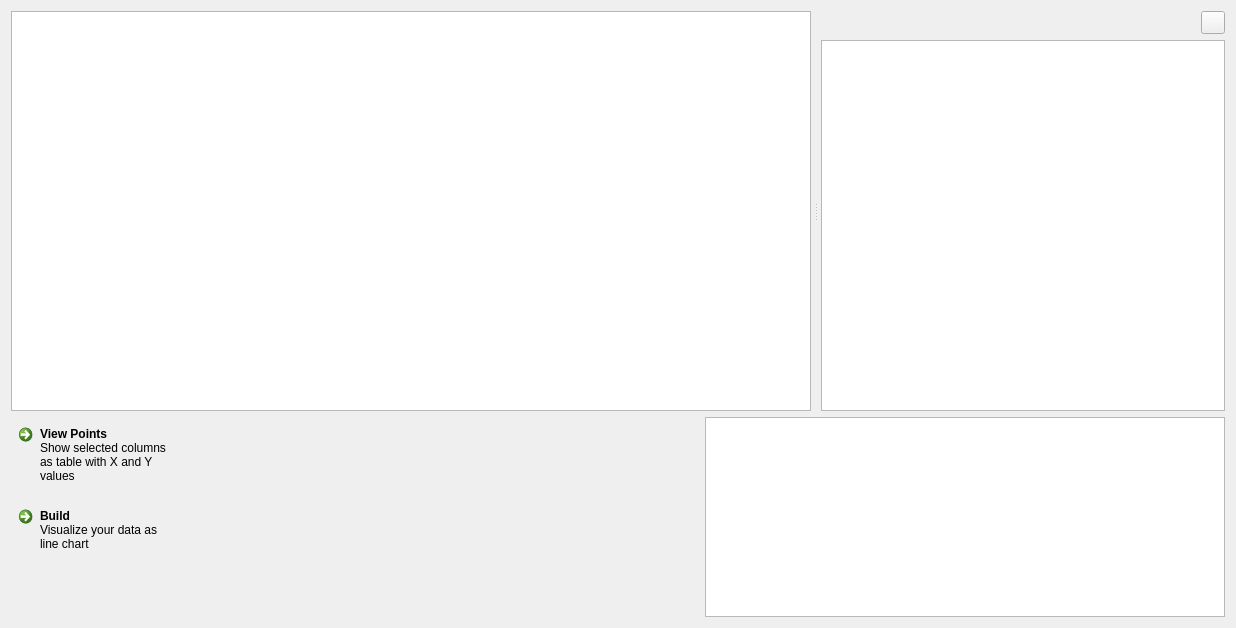
gurmaaan/DescriptorsView, file DescriptorsWidget/descriptorswidget.ui: the form before one commit.
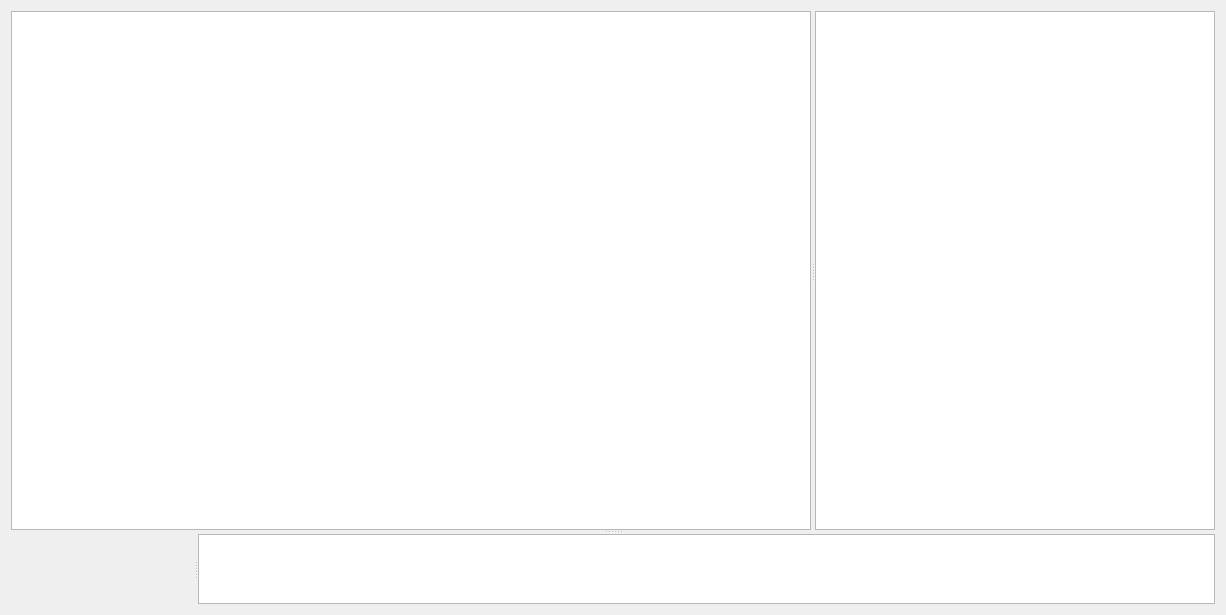
The form after the commit. Icons and pictures are not drawn. Custom widgets are drawn as their Qt base class.

Commit message: Управление моделью на интерфейсе перенесено в главное окно Исправлено выравнивание и пропорции всех элементов Добавлен интерфейс сравнения файлов (движок пока не работает)

The edit to the form file:
```diff
--- a/DescriptorsWidget/descriptorswidget.ui
+++ b/DescriptorsWidget/descriptorswidget.ui
@@ -6,8 +6,8 @@
    <rect>
     <x>0</x>
     <y>0</y>
-    <width>1236</width>
-    <height>628</height>
+    <width>1223</width>
+    <height>615</height>
    </rect>
   </property>
   <property name="windowTitle">
@@ -15,22 +15,26 @@
   </property>
   <layout class="QVBoxLayout" name="verticalLayout_3">
    <item>
-    <widget class="QSplitter" name="splitterTable">
-     <property name="autoFillBackground">
-      <bool>true</bool>
+    <widget class="QSplitter" name="splitter_3">
+     <property name="sizePolicy">
+      <sizepolicy hsizetype="Preferred" vsizetype="Minimum">
+       <horstretch>0</horstretch>
+       <verstretch>0</verstretch>
+      </sizepolicy>
      </property>
+     <property name="frameShape">
+      <enum>QFrame::NoFrame</enum>
+     </property>
+     <property name="orientation">
+      <enum>Qt::Vertical</enum>
+     </property>
+     <widget class="QSplitter" name="splitter">
      <property name="orientation">
       <enum>Qt::Horizontal</enum>
      </property>
-     <property name="opaqueResize">
-      <bool>false</bool>
-     </property>
-     <property name="handleWidth">
-      <number>10</number>
-     </property>
      <widget class="QTableView" name="tableViewObjects">
       <property name="sizePolicy">
-       <sizepolicy hsizetype="Maximum" vsizetype="Maximum">
+        <sizepolicy hsizetype="Preferred" vsizetype="Minimum">
         <horstretch>0</horstretch>
         <verstretch>0</verstretch>
        </sizepolicy>
@@ -41,6 +45,9 @@
         <height>400</height>
        </size>
       </property>
+       <property name="autoFillBackground">
+        <bool>true</bool>
+       </property>
       <property name="sizeAdjustPolicy">
        <enum>QAbstractScrollArea::AdjustToContentsOnFirstShow</enum>
       </property>
@@ -66,137 +73,69 @@
        <bool>false</bool>
       </property>
      </widget>
-     <widget class="QWidget" name="layoutWidget">
-      <layout class="QVBoxLayout" name="graphLayout">
-       <item>
-        <layout class="QHBoxLayout" name="graphToolsLayout">
-         <item>
-          <spacer name="graphToolsSpacer">
-           <property name="orientation">
-            <enum>Qt::Horizontal</enum>
-           </property>
-           <property name="sizeHint" stdset="0">
-            <size>
-             <width>40</width>
-             <height>20</height>
-            </size>
-           </property>
-          </spacer>
-         </item>
-         <item>
-          <widget class="QToolButton" name="maximizeGraphBtn">
-           <property name="toolTip">
-            <string>Maximize the graph to full screen in new window</string>
-           </property>
-           <property name="statusTip">
-            <string>Maximize the graph to full screen in new window</string>
-           </property>
-           <property name="whatsThis">
-            <string>Maximize the graph to full screen in new window</string>
-           </property>
-           <property name="text">
-            <string/>
-           </property>
-           <property name="icon">
-            <iconset resource="../sources.qrc">
-             <normaloff>:/icons/icons/full_screen_ic.png</normaloff>:/icons/icons/full_screen_ic.png</iconset>
-           </property>
-          </widget>
-         </item>
-        </layout>
-       </item>
-       <item>
         <widget class="QGraphicsView" name="graph">
+       <property name="sizePolicy">
+        <sizepolicy hsizetype="Preferred" vsizetype="Minimum">
+         <horstretch>0</horstretch>
+         <verstretch>0</verstretch>
+        </sizepolicy>
+       </property>
          <property name="minimumSize">
           <size>
            <width>400</width>
            <height>0</height>
           </size>
          </property>
-        </widget>
-       </item>
-      </layout>
+       <property name="acceptDrops">
+        <bool>false</bool>
+       </property>
+      </widget>
      </widget>
-    </widget>
-   </item>
-   <item>
-    <layout class="QHBoxLayout" name="axisHLayout">
+     <widget class="QSplitter" name="splitter_2">
+      <property name="sizePolicy">
+       <sizepolicy hsizetype="Minimum" vsizetype="Preferred">
+        <horstretch>0</horstretch>
+        <verstretch>0</verstretch>
+       </sizepolicy>
+      </property>
+      <property name="orientation">
+       <enum>Qt::Horizontal</enum>
+      </property>
+      <widget class="QWidget" name="">
+       <layout class="QHBoxLayout" name="horizontalLayout">
      <property name="sizeConstraint">
-      <enum>QLayout::SetMinimumSize</enum>
+         <enum>QLayout::SetMaximumSize</enum>
      </property>
      <item>
       <layout class="QGridLayout" name="gridLayout">
        <property name="sizeConstraint">
-        <enum>QLayout::SetMinimumSize</enum>
-       </property>
-      </layout>
-     </item>
-     <item>
-      <layout class="QVBoxLayout" name="commandsVLayout">
-       <property name="sizeConstraint">
-        <enum>QLayout::SetMinimumSize</enum>
-       </property>
-       <item alignment="Qt::AlignLeft|Qt::AlignVCenter">
-        <widget class="QCommandLinkButton" name="pointsBtn">
-         <property name="maximumSize">
-          <size>
-           <width>200</width>
-           <height>16777215</height>
-          </size>
-         </property>
-         <property name="autoFillBackground">
-          <bool>true</bool>
-         </property>
-         <property name="text">
-          <string>View Points</string>
-         </property>
-         <property name="icon">
-          <iconset resource="../sources.qrc">
-           <normaloff>:/icons/icons/points.png</normaloff>:/icons/icons/points.png</iconset>
-         </property>
-         <property name="description">
-          <string>Show selected columns as table with X and Y values</string>
-         </property>
-        </widget>
-       </item>
-       <item alignment="Qt::AlignLeft|Qt::AlignVCenter">
-        <widget class="QCommandLinkButton" name="buildBtn">
-         <property name="maximumSize">
-          <size>
-           <width>200</width>
-           <height>16777215</height>
-          </size>
-         </property>
-         <property name="text">
-          <string>Build</string>
-         </property>
-         <property name="icon">
-          <iconset resource="../sources.qrc">
-           <normaloff>:/icons/icons/graph.png</normaloff>:/icons/icons/graph.png</iconset>
-         </property>
-         <property name="default">
-          <bool>false</bool>
-         </property>
-         <property name="description">
-          <string>Visualize your data as line chart</string>
-         </property>
-        </widget>
-       </item>
-       <item>
-        <spacer name="verticalSpacer">
-         <property name="orientation">
-          <enum>Qt::Vertical</enum>
-         </property>
-         <property name="sizeType">
-          <enum>QSizePolicy::Expanding</enum>
-         </property>
-         <property name="sizeHint" stdset="0">
-          <size>
-           <width>20</width>
-           <height>40</height>
-          </size>
-         </property>
-        </spacer>
+           <enum>QLayout::SetMaximumSize</enum>
+          </property>
+          <item row="0" column="0">
+           <widget class="AxisSettingsWidget" name="xWid" native="true"/>
+          </item>
+          <item row="0" column="1">
+           <widget class="AxisSettingsWidget" name="yWid" native="true">
+            <property name="sizePolicy">
+             <sizepolicy hsizetype="Preferred" vsizetype="Maximum">
+              <horstretch>0</horstretch>
+              <verstretch>0</verstretch>
+             </sizepolicy>
+            </property>
+           </widget>
+          </item>
+          <item row="1" column="0">
+           <widget class="AxisSettingsWidget" name="xErrorWid" native="true"/>
+          </item>
+          <item row="1" column="1">
+           <widget class="AxisSettingsWidget" name="yErrorWid" native="true">
+            <property name="sizePolicy">
+             <sizepolicy hsizetype="Preferred" vsizetype="Maximum">
+              <horstretch>0</horstretch>
+              <verstretch>0</verstretch>
+             </sizepolicy>
+            </property>
+           </widget>
        </item>
       </layout>
      </item>
@@ -205,6 +144,9 @@
        <property name="orientation">
         <enum>Qt::Horizontal</enum>
        </property>
+          <property name="sizeType">
+           <enum>QSizePolicy::MinimumExpanding</enum>
+          </property>
        <property name="sizeHint" stdset="0">
         <size>
          <width>40</width>
@@ -213,22 +155,29 @@
        </property>
       </spacer>
      </item>
-     <item>
+       </layout>
+      </widget>
       <widget class="QTableView" name="tableViewPoints">
        <property name="sizePolicy">
-        <sizepolicy hsizetype="Expanding" vsizetype="Minimum">
+        <sizepolicy hsizetype="Minimum" vsizetype="Maximum">
          <horstretch>0</horstretch>
          <verstretch>0</verstretch>
         </sizepolicy>
        </property>
       </widget>
-     </item>
-    </layout>
-   </item>
-  </layout>
+     </widget>
+    </widget>
+   </item>
+  </layout>
  </widget>
- <resources>
-  <include location="../sources.qrc"/>
- </resources>
+ <customwidgets>
+  <customwidget>
+   <class>AxisSettingsWidget</class>
+   <extends>QWidget</extends>
+   <header>DescriptorsWidget/axissettingswidget.h</header>
+   <container>1</container>
+  </customwidget>
+ </customwidgets>
+ <resources/>
  <connections/>
 </ui>
```
Left out of the diff: 2 changed lines with no effect on the pictures. Lines whose indentation alone changed are shown as unchanged. The commit also changes 5 other files.
